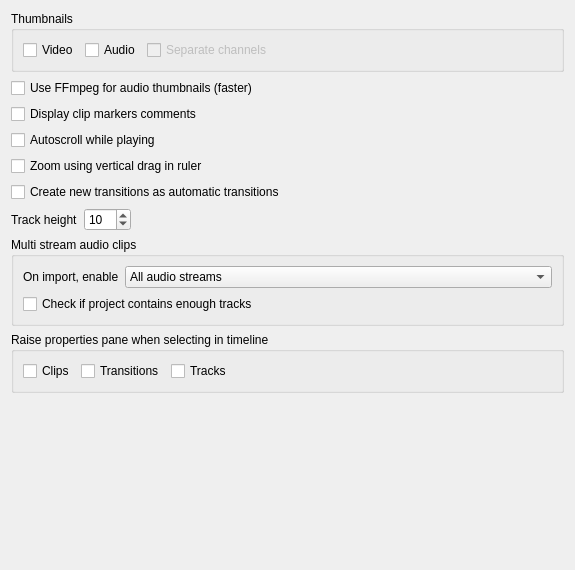
Before: the Qt Designer form src/ui/configtimeline_ui.ui in KDE/kdenlive, drawn with Qt 5.
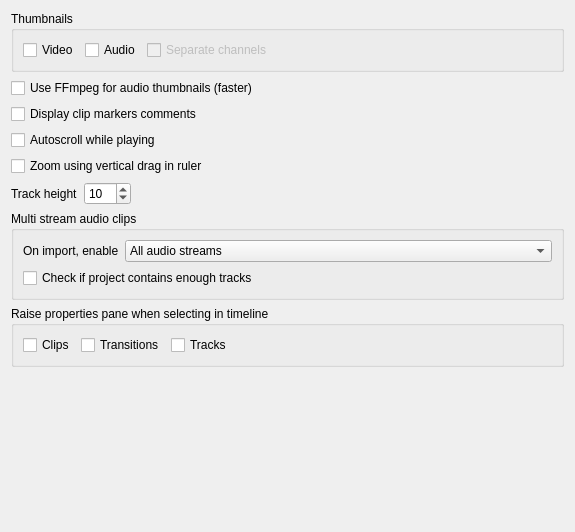
After: the same form once the commit is applied.

Commit message: Remove deprecated setting for automatic transitions Add warning if 0.9 project file cannot be read

```diff
--- a/src/ui/configtimeline_ui.ui
+++ b/src/ui/configtimeline_ui.ui
@@ -7,25 +7,11 @@
     <x>0</x>
     <y>0</y>
     <width>575</width>
-    <height>570</height>
+    <height>532</height>
    </rect>
   </property>
   <layout class="QGridLayout" name="gridLayout">
-   <item row="3" column="0" colspan="4">
-    <widget class="QCheckBox" name="kcfg_autoscroll">
-     <property name="text">
-      <string>Autoscroll while playing</string>
-     </property>
-    </widget>
-   </item>
-   <item row="1" column="0" colspan="4">
-    <widget class="QCheckBox" name="kcfg_ffmpegaudiothumbnails">
-     <property name="text">
-      <string>Use FFmpeg for audio thumbnails (faster)</string>
-     </property>
-    </widget>
-   </item>
-   <item row="8" column="0" colspan="4">
+   <item row="7" column="0" colspan="4">
     <widget class="QGroupBox" name="groupBox_2">
      <property name="title">
       <string>Raise properties pane when selecting in timeline</string>
@@ -68,49 +54,18 @@
      </layout>
     </widget>
    </item>
-   <item row="5" column="0" colspan="4">
-    <widget class="QCheckBox" name="kcfg_automatictransitions">
-     <property name="text">
-      <string>Create new transitions as automatic transitions</string>
+   <item row="9" column="0">
+    <spacer name="verticalSpacer">
+     <property name="orientation">
+      <enum>Qt::Vertical</enum>
      </property>
-    </widget>
-   </item>
-   <item row="6" column="0" colspan="4">
-    <layout class="QHBoxLayout" name="horizontalLayout_2">
-     <item>
-      <widget class="QLabel" name="label">
-       <property name="text">
-        <string>Track height</string>
-       </property>
-      </widget>
-     </item>
-     <item>
-      <widget class="QSpinBox" name="kcfg_trackheight">
-       <property name="minimum">
-        <number>0</number>
-       </property>
-       <property name="maximum">
-        <number>999</number>
-       </property>
-       <property name="value">
-        <number>10</number>
-       </property>
-      </widget>
-     </item>
-     <item>
-      <spacer name="horizontalSpacer_2">
-       <property name="orientation">
-        <enum>Qt::Horizontal</enum>
-       </property>
-       <property name="sizeHint" stdset="0">
-        <size>
-         <width>40</width>
-         <height>20</height>
-        </size>
-       </property>
-      </spacer>
-     </item>
-    </layout>
+     <property name="sizeHint" stdset="0">
+      <size>
+       <width>20</width>
+       <height>23</height>
+      </size>
+     </property>
+    </spacer>
    </item>
    <item row="0" column="0" colspan="4">
     <widget class="QGroupBox" name="groupBox">
@@ -158,27 +113,7 @@
      </layout>
     </widget>
    </item>
-   <item row="10" column="0">
-    <spacer name="verticalSpacer">
-     <property name="orientation">
-      <enum>Qt::Vertical</enum>
-     </property>
-     <property name="sizeHint" stdset="0">
-      <size>
-       <width>20</width>
-       <height>23</height>
-      </size>
-     </property>
-    </spacer>
-   </item>
-   <item row="4" column="0" colspan="3">
-    <widget class="QCheckBox" name="kcfg_verticalzoom">
-     <property name="text">
-      <string>Zoom using vertical drag in ruler</string>
-     </property>
-    </widget>
-   </item>
-   <item row="7" column="0" colspan="4">
+   <item row="6" column="0" colspan="4">
     <widget class="QGroupBox" name="groupBox_3">
      <property name="title">
       <string>Multi stream audio clips</string>
@@ -226,6 +161,64 @@
      </layout>
     </widget>
    </item>
+   <item row="1" column="0" colspan="4">
+    <widget class="QCheckBox" name="kcfg_ffmpegaudiothumbnails">
+     <property name="text">
+      <string>Use FFmpeg for audio thumbnails (faster)</string>
+     </property>
+    </widget>
+   </item>
+   <item row="5" column="0" colspan="4">
+    <layout class="QHBoxLayout" name="horizontalLayout_2">
+     <item>
+      <widget class="QLabel" name="label">
+       <property name="text">
+        <string>Track height</string>
+       </property>
+      </widget>
+     </item>
+     <item>
+      <widget class="QSpinBox" name="kcfg_trackheight">
+       <property name="minimum">
+        <number>0</number>
+       </property>
+       <property name="maximum">
+        <number>999</number>
+       </property>
+       <property name="value">
+        <number>10</number>
+       </property>
+      </widget>
+     </item>
+     <item>
+      <spacer name="horizontalSpacer_2">
+       <property name="orientation">
+        <enum>Qt::Horizontal</enum>
+       </property>
+       <property name="sizeHint" stdset="0">
+        <size>
+         <width>40</width>
+         <height>20</height>
+        </size>
+       </property>
+      </spacer>
+     </item>
+    </layout>
+   </item>
+   <item row="3" column="0" colspan="4">
+    <widget class="QCheckBox" name="kcfg_autoscroll">
+     <property name="text">
+      <string>Autoscroll while playing</string>
+     </property>
+    </widget>
+   </item>
+   <item row="4" column="0" colspan="3">
+    <widget class="QCheckBox" name="kcfg_verticalzoom">
+     <property name="text">
+      <string>Zoom using vertical drag in ruler</string>
+     </property>
+    </widget>
+   </item>
    <item row="2" column="0" colspan="2">
     <widget class="QCheckBox" name="kcfg_showmarkers">
      <property name="text">
```
Left out of the diff: 1 changed line with no effect on the pictures. The commit also changes 1 other file.
